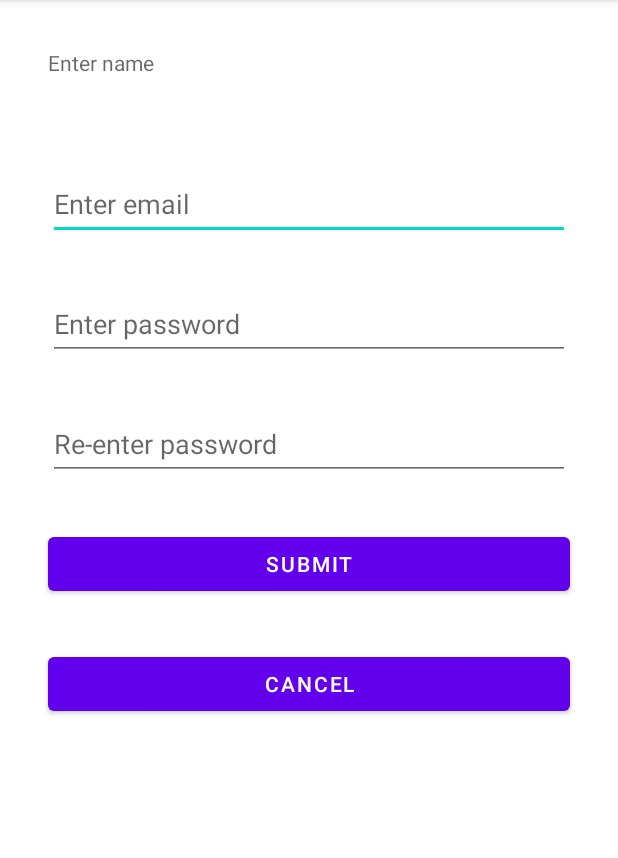
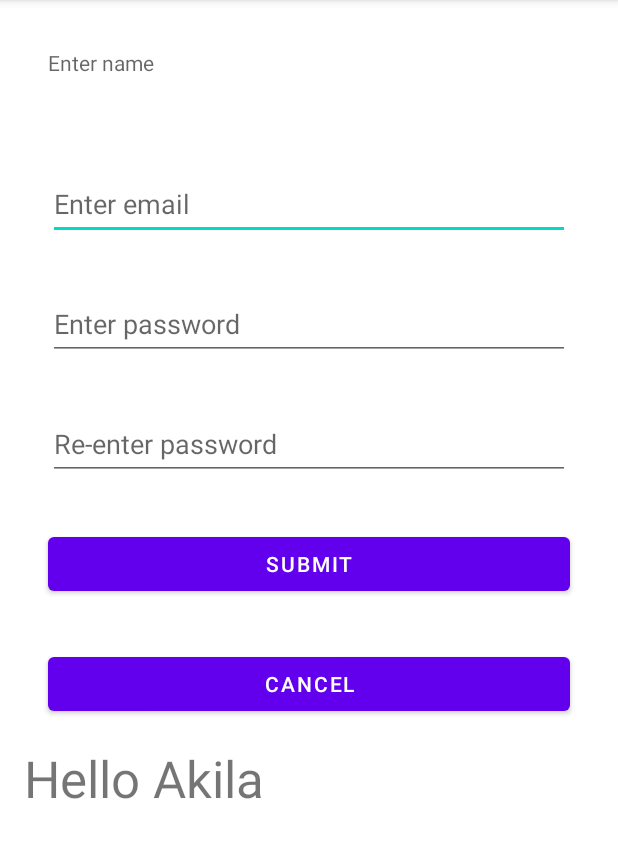
Before and after one commit to AkeeCrescent/MAD_lab4, an Android app: the screen it shows after launch (MainActivity), on a phone screen of 412 x 824 dp, the part 84-942 px from its top. Run offline under Robolectric (Android 15) with nearby library versions, the phone set to English and light mode, and no system bars.

Commit message:
changed by thili

```diff
--- a/app/src/main/res/layout/activity_main.xml
+++ b/app/src/main/res/layout/activity_main.xml
@@ -76,4 +76,11 @@
         android:layout_marginRight="16dp"
         android:layout_marginBottom="16dp"
         android:text="CANCEL" />
+
+    <TextView
+        android:id="@+id/textView2"
+        android:layout_width="match_parent"
+        android:layout_height="wrap_content"
+        android:text="Hello Akila"
+        android:textSize="34sp" />
 </LinearLayout>
```
